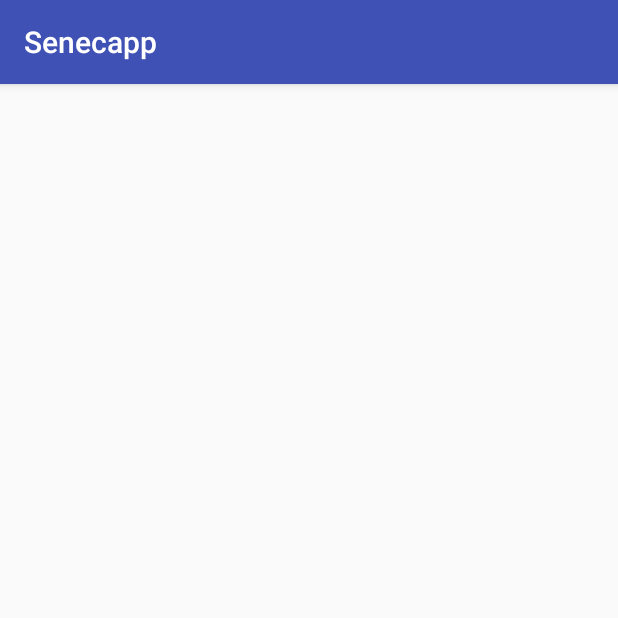
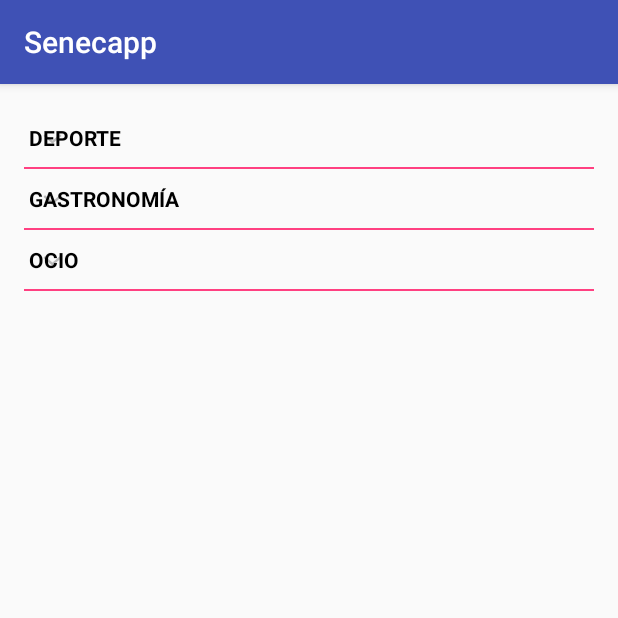
Before and after one commit to jivalle001/SENECAPP, an Android app: the MapasActivity screen opened directly, with no data from a screen before it, on a phone screen of 412 x 824 dp, the top half of it. Run offline under Robolectric (Android 15) with nearby library versions, the phone set to English and light mode, and no system bars.

Commit message:
Empezados el juego 1, el juego 2 y los mapas.

```diff
--- /dev/null
+++ b/senecapp/app/src/main/java/tta/intel/eus/senecapp/CustomExpandableListAdapter.java
@@ -0,0 +1,93 @@
+package tta.intel.eus.senecapp;
+
+import android.content.Context;
+import android.graphics.Typeface;
+import android.view.LayoutInflater;
+import android.view.View;
+import android.view.ViewGroup;
+import android.widget.BaseExpandableListAdapter;
+import android.widget.TextView;
+
+import java.util.HashMap;
+import java.util.List;
+
+/**
+ * Created by jose on 8/01/17.
+ */
+public class CustomExpandableListAdapter extends BaseExpandableListAdapter {
+
+    private Context context;
+    private List<String> expandableListTitle;
+    private HashMap<String, List<String>> expandableListDetail;
+
+    public CustomExpandableListAdapter(Context context, List<String> expandableListTitle, HashMap<String, List<String>> expandableListDetail) {
+        this.context=context;
+        this.expandableListDetail=expandableListDetail;
+        this.expandableListTitle=expandableListTitle;
+    }
+
+    @Override
+    public String getChild(int listPosition, int expandedListPosition) {
+        return this.expandableListDetail.get(this.expandableListTitle.get(listPosition)).get(expandedListPosition);
+    }
+
+    @Override
+    public long getChildId(int listPosition, int expandedListPosition) {
+        return expandedListPosition;
+    }
+
+    @Override
+    public View getChildView(int listPosition, final int expandedListPosition, boolean isLastChild, View convertView, ViewGroup parent){
+        final String expandedListText = (String)getChild(listPosition,expandedListPosition);
+        if(convertView==null){
+            LayoutInflater layoutInflater = (LayoutInflater)this.context.getSystemService(Context.LAYOUT_INFLATER_SERVICE);
+            convertView = layoutInflater.inflate(R.layout.row_second,null);
+        }
+        TextView expandedListView = (TextView)convertView.findViewById(R.id.expandedListItem);
+        expandedListView.setText(expandedListText);
+        return convertView;
+    }
+
+    @Override
+    public int getChildrenCount(int listPosition){
+        return this.expandableListDetail.get(this.expandableListTitle.get(listPosition)).size();
+    }
+
+    @Override
+    public Object getGroup(int listPosition){
+        return this.expandableListTitle.get(listPosition);
+    }
+
+    @Override
+    public int getGroupCount(){
+        return this.expandableListTitle.size();
+    }
+
+    @Override
+    public long getGroupId(int listPosition){
+        return listPosition;
+    }
+
+    @Override
+    public View getGroupView(int listPosition, boolean isExpanded, View convertView, ViewGroup parent) {
+        String listTitle = (String)getGroup(listPosition);
+        if(convertView==null) {
+            LayoutInflater layoutInflater = (LayoutInflater)this.context.getSystemService(Context.LAYOUT_INFLATER_SERVICE);
+            convertView = layoutInflater.inflate(R.layout.row_first,null);
+        }
+        TextView listTitleTextView = (TextView) convertView.findViewById(R.id.listTitle);
+        listTitleTextView.setTypeface(null, Typeface.BOLD);
+        listTitleTextView.setText(listTitle);
+        return convertView;
+    }
+
+    @Override
+    public boolean hasStableIds(){
+        return false;
+    }
+
+    @Override
+    public boolean isChildSelectable(int listPosition, int expandedListPosition) {
+        return true;
+    }
+}
--- /dev/null
+++ b/senecapp/app/src/main/java/tta/intel/eus/senecapp/ExpandableListDataPump.java
@@ -0,0 +1,35 @@
+package tta.intel.eus.senecapp;
+
+import java.util.ArrayList;
+import java.util.HashMap;
+import java.util.List;
+
+/**
+ * Created by jose on 8/01/17.
+ */
+public class ExpandableListDataPump {
+    public static HashMap<String, List<String>> getData() {
+        HashMap<String, List<String>> expandableListDetail = new HashMap<String, List<String>>();
+
+        List<String> ocio = new ArrayList<String>();
+        ocio.add("Bizkaia");
+        ocio.add("Araba");
+        ocio.add("Gipuzkoa");
+
+        List<String> gastronomia = new ArrayList<String>();
+        gastronomia.add("Bizkaia");
+        gastronomia.add("Araba");
+        gastronomia.add("Gipuzkoa");
+
+        List<String> deporte = new ArrayList<String>();
+        deporte.add("Bizkaia");
+        deporte.add("Araba");
+        deporte.add("Gipuzkoa");
+
+        expandableListDetail.put("OCIO",ocio);
+        expandableListDetail.put("GASTRONOMÍA",gastronomia);
+        expandableListDetail.put("DEPORTE",deporte);
+
+        return expandableListDetail;
+    }
+}
--- a/senecapp/app/src/main/java/tta/intel/eus/senecapp/MapasActivity.java
+++ b/senecapp/app/src/main/java/tta/intel/eus/senecapp/MapasActivity.java
@@ -1,13 +1,53 @@
 package tta.intel.eus.senecapp;
 
+import android.os.Bundle;
 import android.support.v7.app.AppCompatActivity;
-import android.os.Bundle;
+import android.view.View;
+import android.widget.ExpandableListAdapter;
+import android.widget.ExpandableListView;
+import android.widget.Toast;
+
+import java.util.ArrayList;
+import java.util.HashMap;
+import java.util.List;
 
 public class MapasActivity extends AppCompatActivity {
+
+    ExpandableListView expandableListView;
+    ExpandableListAdapter expandableListAdapter;
+    List<String> expandableListTitle;
+    HashMap<String, List<String>> expandableListDetail;
 
     @Override
     protected void onCreate(Bundle savedInstanceState) {
         super.onCreate(savedInstanceState);
         setContentView(R.layout.activity_mapas);
+
+        expandableListView = (ExpandableListView)findViewById(R.id.expandable);
+        expandableListDetail = ExpandableListDataPump.getData();
+        expandableListTitle = new ArrayList<String>(expandableListDetail.keySet());
+        expandableListAdapter = new CustomExpandableListAdapter(this,expandableListTitle,expandableListDetail);
+        expandableListView.setAdapter(expandableListAdapter);
+        expandableListView.setOnGroupExpandListener(new ExpandableListView.OnGroupExpandListener(){
+
+            @Override
+            public void onGroupExpand(int groupPosition){
+                Toast.makeText(getApplicationContext(),expandableListTitle.get(groupPosition) + " List Expanded.", Toast.LENGTH_SHORT).show();
+            }
+        });
+
+        expandableListView.setOnGroupCollapseListener(new ExpandableListView.OnGroupCollapseListener(){
+            @Override
+            public void onGroupCollapse(int groupPosition) {
+                Toast.makeText(getApplicationContext(), expandableListTitle.get(groupPosition) + " List Collapsed.", Toast.LENGTH_SHORT).show();
+            }
+        });
+        expandableListView.setOnChildClickListener(new ExpandableListView.OnChildClickListener() {
+            @Override
+            public boolean onChildClick(ExpandableListView parent, View v, int groupPosition, int childPosition, long id) {
+                Toast.makeText(getApplicationContext(), expandableListTitle.get(groupPosition) + " -> " + expandableListDetail.get(expandableListTitle.get(groupPosition)).get(childPosition), Toast.LENGTH_SHORT).show();
+                return false;
+            }
+        });
     }
 }
--- a/senecapp/app/src/main/res/layout/activity_mapas.xml
+++ b/senecapp/app/src/main/res/layout/activity_mapas.xml
@@ -9,4 +9,13 @@
     android:paddingTop="@dimen/activity_vertical_margin"
     tools:context="tta.intel.eus.senecapp.MapasActivity">
 
+    <ExpandableListView
+        android:id="@+id/expandable"
+        android:layout_width="match_parent"
+        android:layout_height="match_parent"
+        android:divider="@color/colorAccent"
+        android:dividerHeight="1dp"
+        android:indicatorLeft=
+            "?android:attr/expandableListPreferredChildIndicatorLeft">
+    </ExpandableListView>
 </RelativeLayout>
--- /dev/null
+++ b/senecapp/app/src/main/res/layout/row_first.xml
@@ -0,0 +1,17 @@
+<?xml version="1.0" encoding="utf-8"?>
+<LinearLayout xmlns:android="http://schemas.android.com/apk/res/android"
+    android:orientation="vertical" android:layout_width="match_parent"
+    android:layout_height="match_parent"
+    android:layout_margin="10dp">
+
+    <TextView
+        android:id="@+id/listTitle"
+        android:layout_width="fill_parent"
+        android:layout_height="wrap_content"
+        android:paddingLeft=
+            "?android:attr/expandableListPreferredChildIndicatorLeft"
+        android:textColor="@android:color/black"
+        android:paddingTop="10dp"
+        android:paddingBottom="10dp"/>
+
+</LinearLayout>
```
Also changed, not shown: senecapp/app/src/main/res/layout/grid_item.xml (deleted, +0 -12 lines), senecapp/app/src/main/res/layout/row_second.xml (added, +14 -0 lines).
